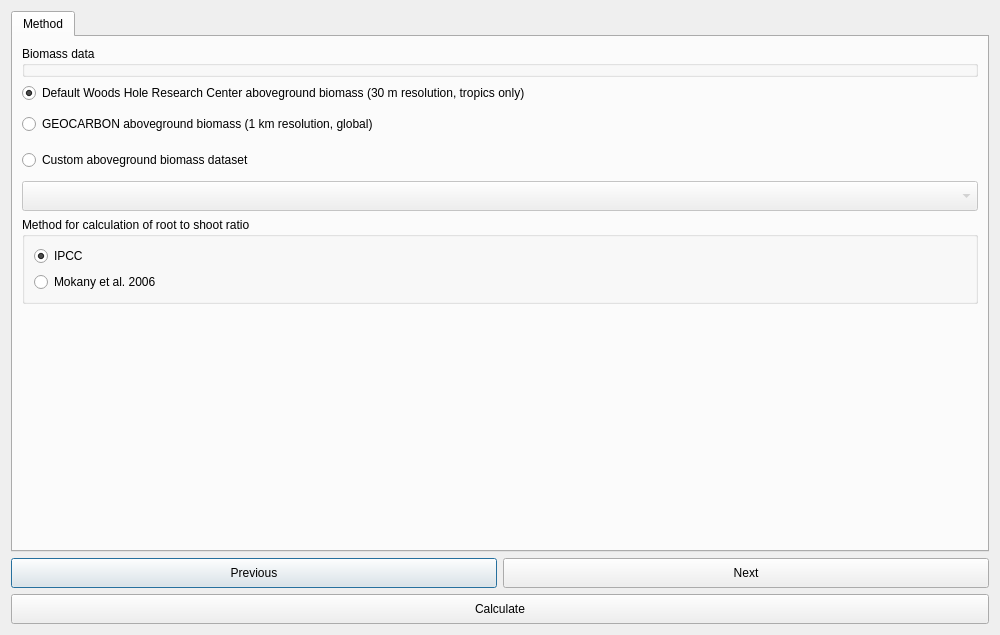
The window that LDMP/gui/DlgCalculateTC.ui (ConservationInternational/trends.earth) describes before a commit, drawn with Qt 5.
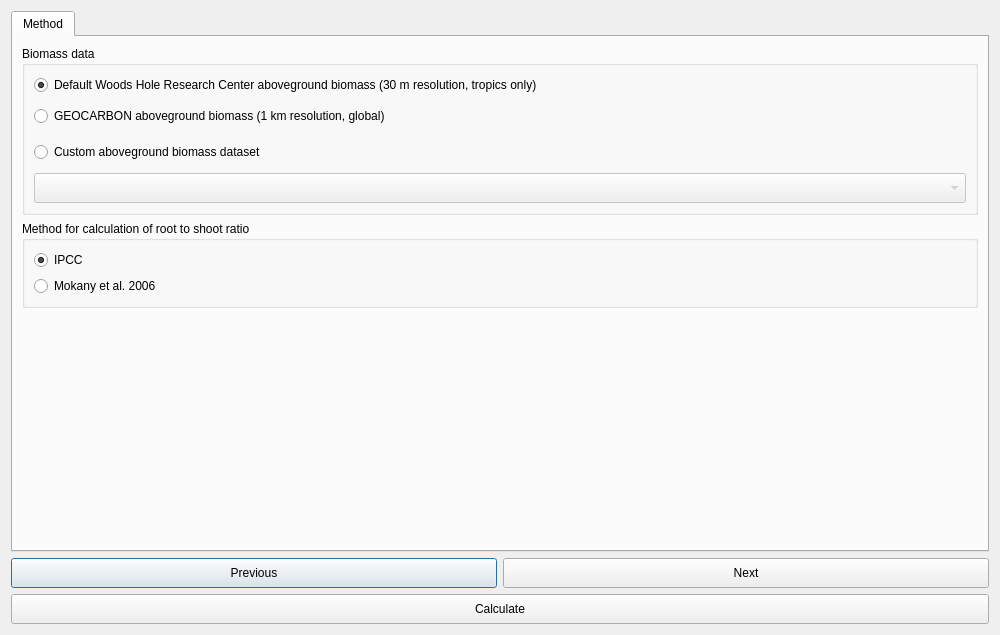
The same window after the commit. Custom widgets are drawn as their Qt base class.

Commit message: Add total carbon to scripts list.

Patch:
```diff
--- a/LDMP/gui/DlgCalculateTC.ui
+++ b/LDMP/gui/DlgCalculateTC.ui
@@ -44,8 +44,7 @@
          <property name="title">
           <string>Biomass data</string>
          </property>
-        </widget>
-       </item>
+         <layout class="QVBoxLayout" name="verticalLayout_3">
        <item>
         <widget class="QRadioButton" name="radioButton_carbon_woods_hole">
          <property name="text">
@@ -105,6 +104,9 @@
          <property name="layer_type" stdset="0">
           <string notr="true">Productivity trajectory (significance)</string>
          </property>
+           </widget>
+          </item>
+         </layout>
         </widget>
        </item>
        <item>
```
Lines whose indentation alone changed are shown as unchanged. The commit also changes 2 other files.
